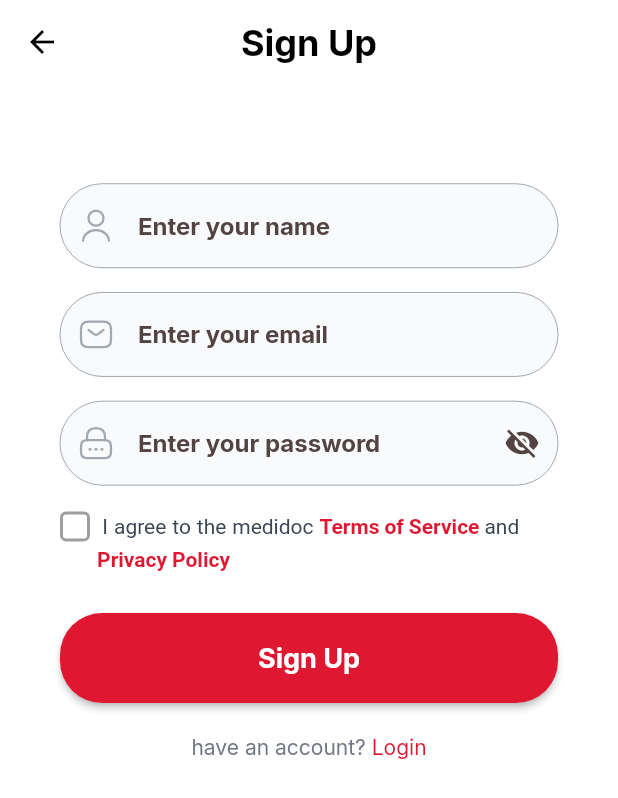
After one commit to ibrahimagdy/mazadat, a Flutter app: the SignUpScreen screen opened by its route, on a phone screen of 412 x 824 dp. The commit adds this screen. Shown: the top 798 px of the screen. Run offline on Flutter 3.47's test engine with Material 3 defaults, Android fonts, the phone set to English and light mode, and no system bars; our stand-ins replace flutter_screenutil, flutter_svg, google_fonts.

Commit message:
sign up screen

```diff
--- a/lib/core/utils/routes.dart
+++ b/lib/core/utils/routes.dart
@@ -1,4 +1,5 @@
 import 'package:flutter/cupertino.dart';
+import 'package:mazadat/view/auth/sign_up_screen.dart';
 import 'package:mazadat/view/home_before_login/home_before_login.dart';
 import 'package:mazadat/view/splash_screen/skip_screen.dart';
 import 'package:mazadat/view/splash_screen/splash_screen.dart';
@@ -10,4 +11,5 @@ Map<String, Widget Function(BuildContext)> routes = {
   SkipScreen.id: (context) => const SkipScreen(),
   HomeBeforeLogin.id: (context) => const HomeBeforeLogin(),
   LoginScreen.id: (context) => const LoginScreen(),
+  SignUpScreen.id: (context) => const SignUpScreen(),
 };
--- /dev/null
+++ b/lib/core/widgets/custom_check_box.dart
@@ -0,0 +1,57 @@
+import 'package:flutter/material.dart';
+
+import '../../constants.dart';
+
+class CustomCheckbox extends StatefulWidget {
+  final bool isChecked;
+  final ValueChanged<bool?> onChanged;
+
+  const CustomCheckbox({
+    super.key,
+    required this.isChecked,
+    required this.onChanged,
+  });
+
+  @override
+  _CustomCheckboxState createState() => _CustomCheckboxState();
+}
+
+class _CustomCheckboxState extends State<CustomCheckbox> {
+  bool _isChecked = false;
+
+  @override
+  void initState() {
+    super.initState();
+    _isChecked = widget.isChecked;
+  }
+
+  @override
+  Widget build(BuildContext context) {
+    return GestureDetector(
+      onTap: () {
+        setState(() {
+          _isChecked = !_isChecked;
+          widget.onChanged(_isChecked);
+        });
+      },
+      child: Container(
+        width: 20,
+        height: 20,
+        decoration: BoxDecoration(
+          border: Border.all(
+            color: _isChecked ? primaryColor : Colors.grey,
+            width: 2,
+          ),
+          borderRadius: BorderRadius.circular(4),
+        ),
+        child: _isChecked
+            ? Icon(
+                Icons.check,
+                size: 16,
+                color: primaryColor,
+              )
+            : null,
+      ),
+    );
+  }
+}
--- a/lib/view/auth/login_screen.dart
+++ b/lib/view/auth/login_screen.dart
@@ -1,9 +1,11 @@
+import 'package:flutter/gestures.dart';
 import 'package:flutter/material.dart';
 import 'package:flutter_svg/flutter_svg.dart';
 import 'package:mazadat/constants.dart';
 import 'package:mazadat/core/utils/theme.dart';
 import 'package:mazadat/core/widgets/custom_sign_in_button.dart';
 import 'package:mazadat/core/widgets/main_button.dart';
+import 'package:mazadat/view/auth/sign_up_screen.dart';
 
 import '../../core/widgets/custom_text_field.dart';
 
@@ -23,6 +25,7 @@ class _LoginScreenState extends State<LoginScreen> {
 
   @override
   Widget build(BuildContext context) {
+    var mediaQuery = MediaQuery.of(context).size;
     return Scaffold(
       appBar: AppBar(
         iconTheme: const IconThemeData(color: Colors.black),
@@ -38,7 +41,7 @@ class _LoginScreenState extends State<LoginScreen> {
         child: Column(
           crossAxisAlignment: CrossAxisAlignment.stretch,
           children: [
-            const SizedBox(height: 20),
+            SizedBox(height: mediaQuery.height * 0.02),
             TextFormFieldCustom(
               context: context,
               controller: emailController,
@@ -48,7 +51,7 @@ class _LoginScreenState extends State<LoginScreen> {
                 fit: BoxFit.scaleDown,
               ),
             ),
-            const SizedBox(height: 20),
+            SizedBox(height: mediaQuery.height * 0.02),
             TextFormFieldCustom(
               context: context,
               controller: passwordController,
@@ -83,7 +86,7 @@ class _LoginScreenState extends State<LoginScreen> {
                 ),
               ],
             ),
-            const SizedBox(height: 20),
+            SizedBox(height: mediaQuery.height * 0.02),
             MainButton(
               color: primaryColor,
               text: "Login",
@@ -93,7 +96,7 @@ class _LoginScreenState extends State<LoginScreen> {
                   .copyWith(color: Colors.white, fontWeight: FontWeight.bold),
               onTap: () {},
             ),
-            const SizedBox(height: 20),
+            SizedBox(height: mediaQuery.height * 0.02),
             RichText(
               textAlign: TextAlign.center,
               text: TextSpan(
@@ -109,11 +112,15 @@ class _LoginScreenState extends State<LoginScreen> {
                     style: theme().textTheme.bodyMedium!.copyWith(
                           color: primaryColor,
                         ),
+                    recognizer: TapGestureRecognizer()
+                      ..onTap = () {
+                        Navigator.pushNamed(context, SignUpScreen.id);
+                      },
                   ),
                 ],
               ),
             ),
-            const SizedBox(height: 20),
+            SizedBox(height: mediaQuery.height * 0.02),
             const Row(
               mainAxisAlignment: MainAxisAlignment.center,
               children: [
@@ -143,7 +150,7 @@ class _LoginScreenState extends State<LoginScreen> {
                 ),
               ],
             ),
-            const SizedBox(height: 30),
+            SizedBox(height: mediaQuery.height * 0.03),
             CustomSignInButton(
               icon: SvgPicture.asset("assets/images/Google.svg"),
               text: "Sign in with Google",
--- /dev/null
+++ b/lib/view/auth/sign_up_screen.dart
@@ -0,0 +1,189 @@
+import 'package:flutter/gestures.dart';
+import 'package:flutter/material.dart';
+import 'package:flutter_svg/svg.dart';
+import 'package:mazadat/view/auth/login_screen.dart';
+
+import '../../constants.dart';
+import '../../core/utils/theme.dart';
+import '../../core/widgets/custom_check_box.dart';
+import '../../core/widgets/custom_text_field.dart';
+import '../../core/widgets/main_button.dart';
+
+class SignUpScreen extends StatefulWidget {
+  static String id = "SignUpScreen";
+
+  const SignUpScreen({super.key});
+
+  @override
+  State<SignUpScreen> createState() => _SignUpScreenState();
+}
+
+class _SignUpScreenState extends State<SignUpScreen> {
+  TextEditingController emailController = TextEditingController();
+  TextEditingController nameController = TextEditingController();
+  TextEditingController passwordController = TextEditingController();
+  bool isPasswordVisible = false;
+  bool isChecked = false;
+
+  @override
+  Widget build(BuildContext context) {
+    var mediaQuery = MediaQuery.of(context).size;
+    return Scaffold(
+      appBar: AppBar(
+        iconTheme: const IconThemeData(color: Colors.black),
+        centerTitle: true,
+        backgroundColor: Colors.white,
+        title: Text(
+          "Sign Up",
+          style: theme().textTheme.displaySmall,
+        ),
+      ),
+      body: Padding(
+        padding: const EdgeInsets.symmetric(vertical: 50, horizontal: 40),
+        child: Column(
+          crossAxisAlignment: CrossAxisAlignment.stretch,
+          children: [
+            SizedBox(height: mediaQuery.height * 0.02),
+            TextFormFieldCustom(
+              context: context,
+              controller: nameController,
+              hintText: "Enter your name",
+              prefixIcon: SvgPicture.asset(
+                "assets/images/User-Outline.svg",
+                fit: BoxFit.scaleDown,
+              ),
+            ),
+            SizedBox(height: mediaQuery.height * 0.02),
+            TextFormFieldCustom(
+              context: context,
+              controller: emailController,
+              hintText: "Enter your email",
+              prefixIcon: SvgPicture.asset(
+                "assets/images/email.svg",
+                fit: BoxFit.scaleDown,
+              ),
+            ),
+            SizedBox(height: mediaQuery.height * 0.02),
+            TextFormFieldCustom(
+              context: context,
+              controller: passwordController,
+              hintText: "Enter your password",
+              password: !isPasswordVisible,
+              suffixIcon: IconButton(
+                icon: Icon(
+                  isPasswordVisible ? Icons.visibility : Icons.visibility_off,
+                ),
+                onPressed: () {
+                  setState(() {
+                    isPasswordVisible = !isPasswordVisible;
+                  });
+                },
+              ),
+              prefixIcon: SvgPicture.asset(
+                "assets/images/password.svg",
+                fit: BoxFit.scaleDown,
+              ),
+            ),
+            SizedBox(height: mediaQuery.height * 0.02),
+            Column(
+              crossAxisAlignment: CrossAxisAlignment.start,
+              children: [
+                Row(
+                  children: [
+                    CustomCheckbox(
+                      isChecked: isChecked,
+                      onChanged: (value) {
+                        setState(() {
+                          isChecked = value!;
+                        });
+                      },
+                    ),
+                    SizedBox(width: mediaQuery.width * 0.02),
+                    Flexible(
+                      child: RichText(
+                        text: TextSpan(
+                          style: Theme.of(context).textTheme.bodyMedium,
+                          children: [
+                            const TextSpan(
+                              text: "I agree to the medidoc ",
+                              style: TextStyle(color: Color(0XFF3B4453)),
+                            ),
+                            TextSpan(
+                              onEnter: (event) {},
+                              text: "Terms of Service ",
+                              style: TextStyle(
+                                color: primaryColor,
+                                fontWeight: FontWeight.bold,
+                              ),
+                            ),
+                            const TextSpan(
+                              text: "and ",
+                              style: TextStyle(color: Color(0XFF3B4453)),
+                            ),
+                          ],
+                        ),
+                      ),
+                    ),
+                  ],
+                ),
+                Padding(
+                  padding: EdgeInsets.only(left: mediaQuery.width * 0.06),
+                  // Adjust this padding as needed
+                  child: RichText(
+                    text: TextSpan(
+                      style: Theme.of(context).textTheme.bodyMedium,
+                      children: [
+                        TextSpan(
+                          onEnter: (event) {},
+                          text: "Privacy Policy",
+                          style: TextStyle(
+                            color: primaryColor,
+                            fontWeight: FontWeight.bold,
+                          ),
+                        ),
+                      ],
+                    ),
+                  ),
+                ),
+              ],
+            ),
+            SizedBox(height: mediaQuery.height * 0.03),
+            MainButton(
+              color: primaryColor,
+              text: "Sign Up",
+              textStyle: theme()
+                  .textTheme
+                  .titleLarge!
+                  .copyWith(color: Colors.white, fontWeight: FontWeight.bold),
+              onTap: () {},
+            ),
+            SizedBox(height: mediaQuery.height * 0.02),
+            RichText(
+              textAlign: TextAlign.center,
+              text: TextSpan(
+                children: [
+                  TextSpan(
+                    text: "have an account? ",
+                    style: theme().textTheme.bodyMedium!.copyWith(
+                          color: const Color(0xFF717784),
+                        ),
+                  ),
+                  TextSpan(
+                    text: "Login",
+                    style: theme().textTheme.bodyMedium!.copyWith(
+                          color: primaryColor,
+                        ),
+                    recognizer: TapGestureRecognizer()
+                      ..onTap = () {
+                        Navigator.pushNamed(context, LoginScreen.id);
+                      },
+                  ),
+                ],
+              ),
+            ),
+          ],
+        ),
+      ),
+    );
+  }
+}
```
Also changed, not shown: assets/images/User-Outline.svg (added).
